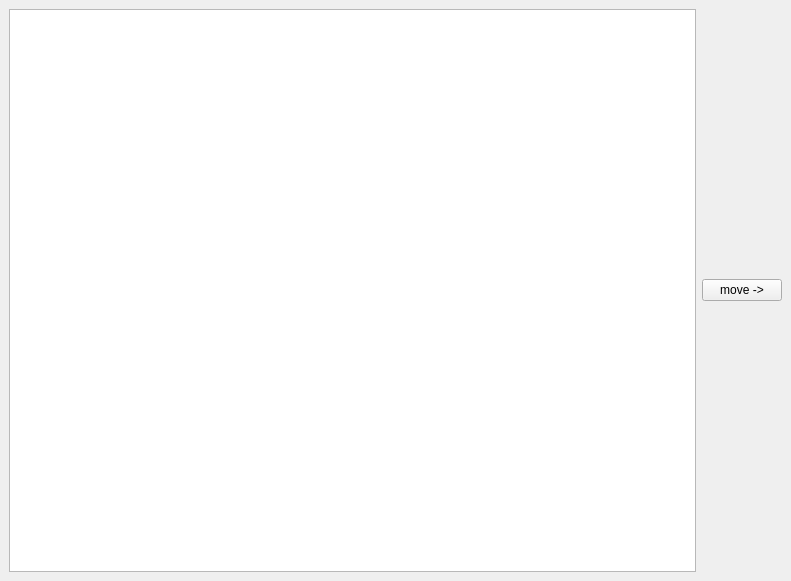
dazzlemon/diit_121-ipz_y2_cg, file 2/src/forms_ui/main_window.ui: the form before one commit.
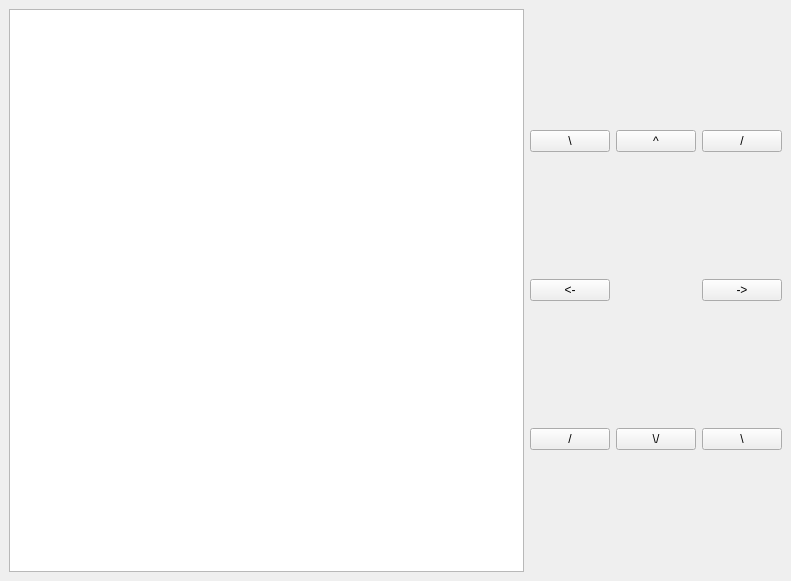
The form after the commit.

Diff of the .ui file:
```diff
--- a/2/src/forms_ui/main_window.ui
+++ b/2/src/forms_ui/main_window.ui
@@ -21,15 +21,68 @@
   </property>
   <widget class="QWidget" name="centralwidget">
    <layout class="QGridLayout" name="gridLayout_2">
-    <item row="0" column="0">
+    <item row="2" column="0">
      <widget class="QGraphicsView" name="gview"/>
     </item>
-    <item row="0" column="1">
-     <widget class="QPushButton" name="moveRightButton">
-      <property name="text">
-       <string>move -&gt;</string>
-      </property>
-     </widget>
+    <item row="2" column="2">
+     <layout class="QGridLayout" name="gridLayout">
+      <item row="0" column="1">
+       <widget class="QPushButton" name="moveUpButton">
+        <property name="text">
+         <string>^</string>
+        </property>
+       </widget>
+      </item>
+      <item row="0" column="2">
+       <widget class="QPushButton" name="moveRightUpButton">
+        <property name="text">
+         <string>/</string>
+        </property>
+       </widget>
+      </item>
+      <item row="1" column="2">
+       <widget class="QPushButton" name="moveRightButton">
+        <property name="text">
+         <string>-&gt;</string>
+        </property>
+       </widget>
+      </item>
+      <item row="2" column="2">
+       <widget class="QPushButton" name="moveRightDownButton">
+        <property name="text">
+         <string>\</string>
+        </property>
+       </widget>
+      </item>
+      <item row="1" column="0">
+       <widget class="QPushButton" name="moveLeftButton">
+        <property name="text">
+         <string>&lt;-</string>
+        </property>
+       </widget>
+      </item>
+      <item row="2" column="0">
+       <widget class="QPushButton" name="moveLeftDownButton">
+        <property name="text">
+         <string>/</string>
+        </property>
+       </widget>
+      </item>
+      <item row="2" column="1">
+       <widget class="QPushButton" name="moveDownButton">
+        <property name="text">
+         <string>\/</string>
+        </property>
+       </widget>
+      </item>
+      <item row="0" column="0">
+       <widget class="QPushButton" name="moveLeftUpButton">
+        <property name="text">
+         <string>\</string>
+        </property>
+       </widget>
+      </item>
+     </layout>
     </item>
    </layout>
   </widget>
```
